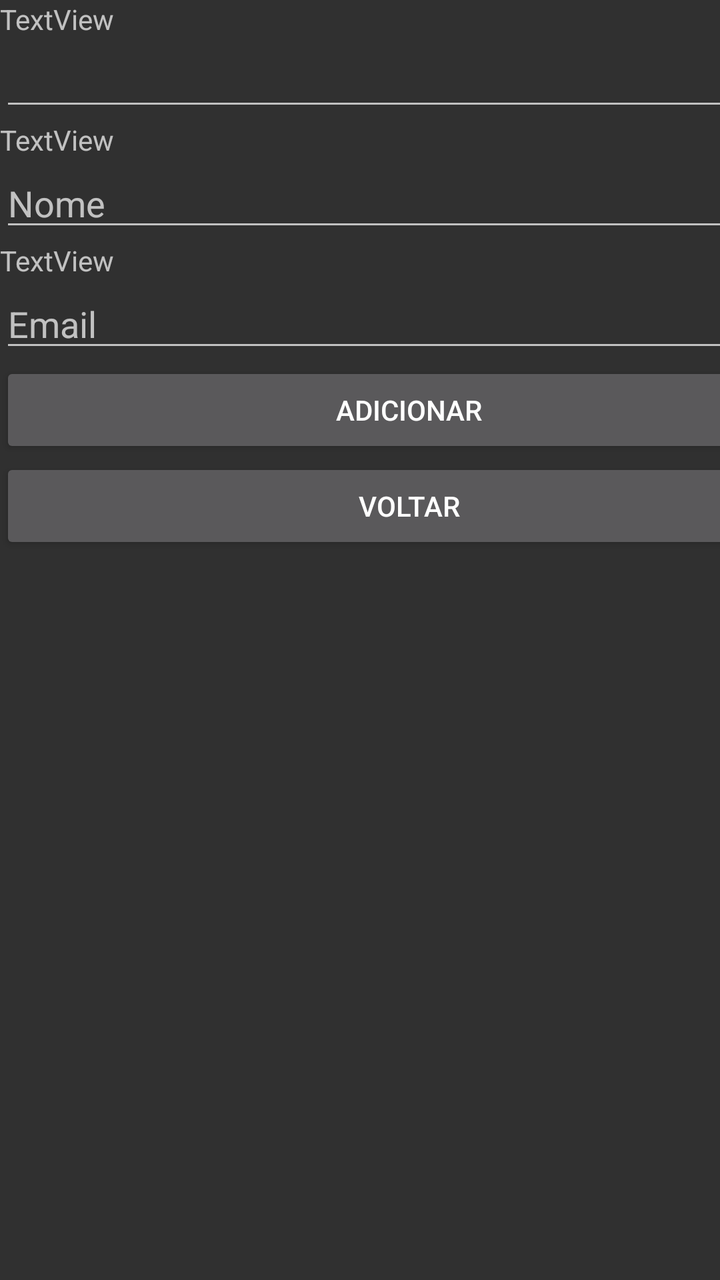
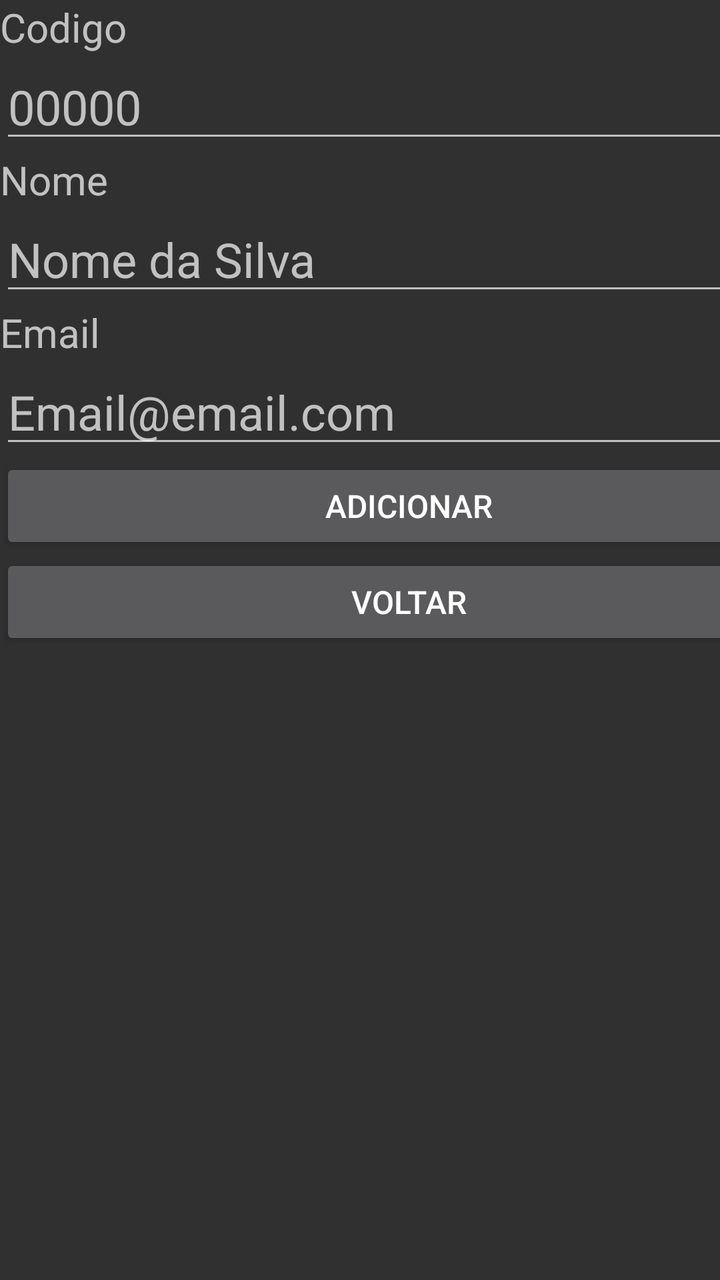

Before-and-after screenshots of an Android layout around one commit, followed by the original layout XML and the change that was made.
<!-- AndroidManifest.xml: application theme Theme.AppCompat -->
<!-- res/layout/activity_add_cliente.xml -->
<?xml version="1.0" encoding="utf-8"?>
<androidx.constraintlayout.widget.ConstraintLayout xmlns:android="http://schemas.android.com/apk/res/android"
    xmlns:app="http://schemas.android.com/apk/res-auto"
    xmlns:tools="http://schemas.android.com/tools"
    android:id="@+id/main"
    android:layout_width="match_parent"
    android:layout_height="match_parent"
    tools:context=".AddCliente">

    <LinearLayout
        android:layout_width="409dp"
        android:layout_height="729dp"
        android:orientation="vertical"
        tools:layout_editor_absoluteX="1dp"
        tools:layout_editor_absoluteY="1dp">

        <TextView
            android:id="@+id/textView"
            android:layout_width="match_parent"
            android:layout_height="wrap_content"
            android:text="TextView" />

        <EditText
            android:id="@+id/edtCliente"
            android:layout_width="match_parent"
            android:layout_height="wrap_content"
            android:ems="10"
            android:inputType="number" />

        <TextView
            android:id="@+id/textView2"
            android:layout_width="match_parent"
            android:layout_height="wrap_content"
            android:text="TextView" />

        <EditText
            android:id="@+id/edtNome"
            android:layout_width="match_parent"
            android:layout_height="wrap_content"
            android:ems="10"
            android:hint="Nome"
            android:inputType="text" />

        <TextView
            android:id="@+id/textView3"
            android:layout_width="match_parent"
            android:layout_height="wrap_content"
            android:text="TextView" />

        <EditText
            android:id="@+id/edtEmail"
            android:layout_width="match_parent"
            android:layout_height="wrap_content"
            android:ems="10"
            android:hint="Email"
            android:inputType="text" />

        <Button
            android:id="@+id/btnAdicionar"
            android:layout_width="match_parent"
            android:layout_height="wrap_content"
            android:onClick="adicionar"
            android:text="Adicionar" />

        <Button
            android:id="@+id/btnVoltar"
            android:layout_width="match_parent"
            android:layout_height="wrap_content"
            android:onClick="voltar"
            android:text="Voltar" />
    </LinearLayout>
</androidx.constraintlayout.widget.ConstraintLayout>
<!-- resources referenced by this layout -->
<resources>

</resources>

<!-- the commit's change to res/layout/activity_add_cliente.xml (unified diff, before → after) -->
@@ -18,55 +18,64 @@
             android:id="@+id/textView"
             android:layout_width="match_parent"
             android:layout_height="wrap_content"
-            android:text="TextView" />
+            android:text="Codigo"
+            android:textSize="20sp" />
 
         <EditText
             android:id="@+id/edtCliente"
             android:layout_width="match_parent"
             android:layout_height="wrap_content"
             android:ems="10"
-            android:inputType="number" />
+            android:hint="00000"
+            android:inputType="number"
+            android:textSize="24sp" />
 
         <TextView
             android:id="@+id/textView2"
             android:layout_width="match_parent"
             android:layout_height="wrap_content"
-            android:text="TextView" />
+            android:text="Nome"
+            android:textSize="20sp" />
 
         <EditText
             android:id="@+id/edtNome"
             android:layout_width="match_parent"
             android:layout_height="wrap_content"
             android:ems="10"
-            android:hint="Nome"
-            android:inputType="text" />
+            android:hint="Nome da Silva"
+            android:inputType="text"
+            android:textSize="24sp" />
 
         <TextView
             android:id="@+id/textView3"
             android:layout_width="match_parent"
             android:layout_height="wrap_content"
-            android:text="TextView" />
+            android:text="Email"
+            android:textSize="20sp" />
 
         <EditText
             android:id="@+id/edtEmail"
             android:layout_width="match_parent"
             android:layout_height="wrap_content"
             android:ems="10"
-            android:hint="Email"
-            android:inputType="text" />
+            android:hint="Email@email.com"
+            android:inputType="text"
+            android:textSize="24sp" />
 
         <Button
             android:id="@+id/btnAdicionar"
             android:layout_width="match_parent"
             android:layout_height="wrap_content"
             android:onClick="adicionar"
-            android:text="Adicionar" />
+            android:text="Adicionar"
+            android:textSize="16sp" />
 
         <Button
             android:id="@+id/btnVoltar"
             android:layout_width="match_parent"
             android:layout_height="wrap_content"
             android:onClick="voltar"
-            android:text="Voltar" />
+            android:text="Voltar"
+            android:textSize="16sp" />
     </LinearLayout>
 </androidx.constraintlayout.widget.ConstraintLayout>
